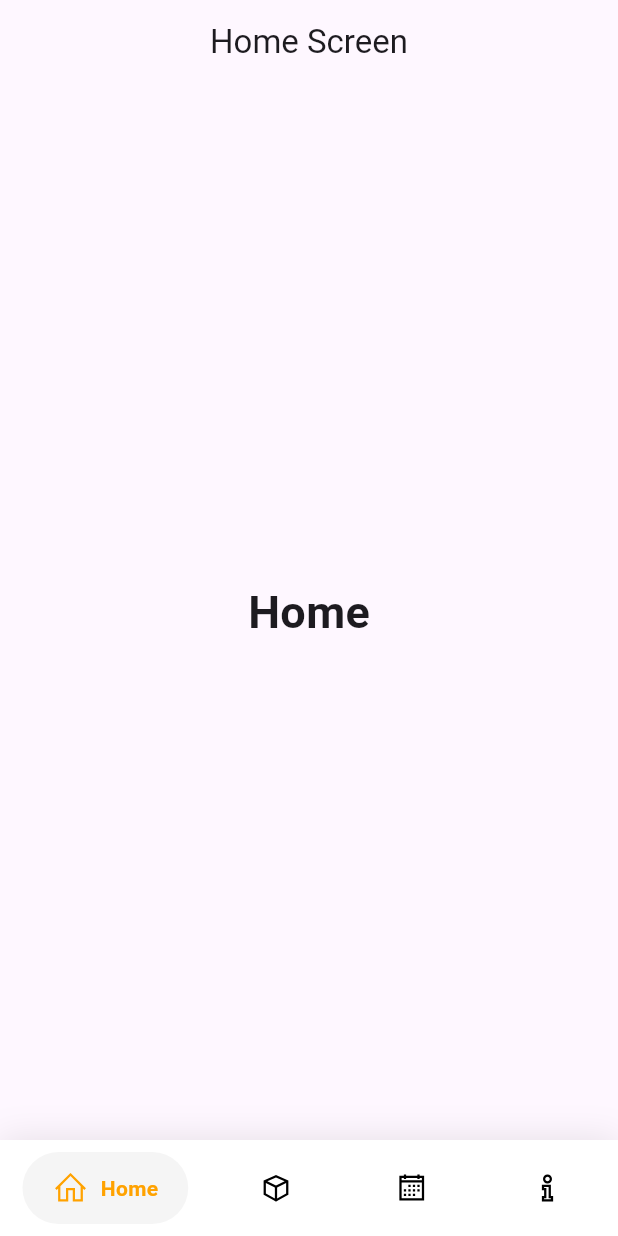
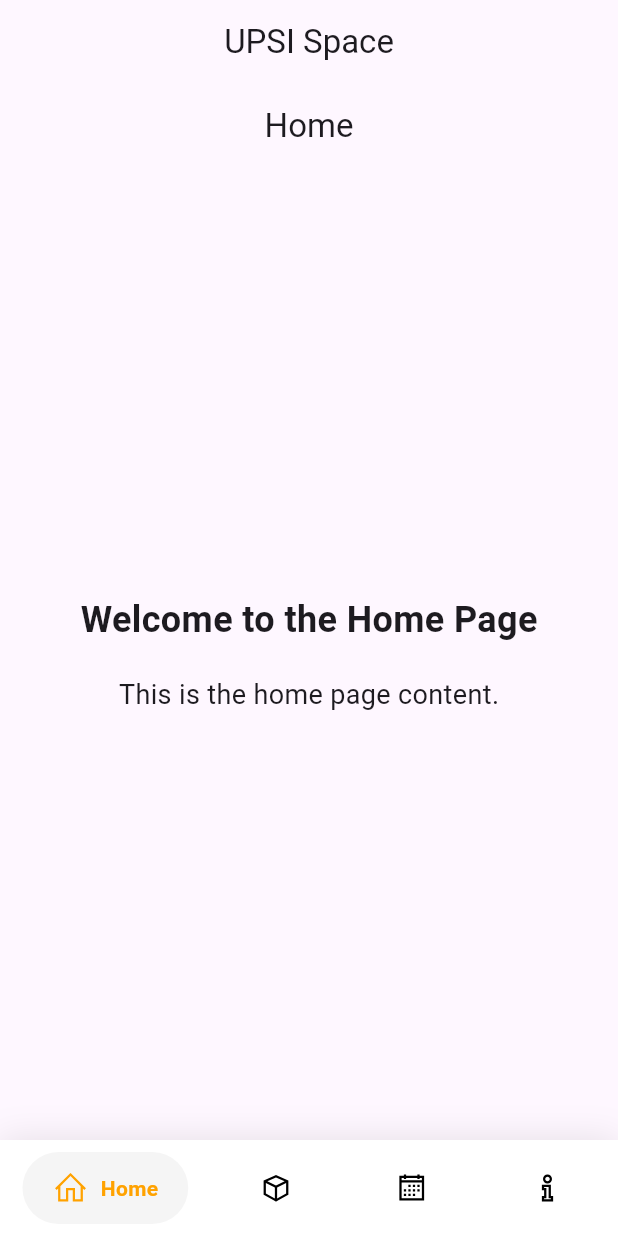
Before and after one commit to dylaascreate/sbma, a Flutter app: the screen it shows after launch, on a phone screen of 412 x 824 dp. Run offline on Flutter 3.47's test engine with Material 3 defaults, Android fonts, the phone set to English and light mode, and no system bars; drawn by our look-alikes of google_nav_bar; our stand-ins replace line_icons; Roboto replaces fonts that are missing (Poppins).

Commit message:
add new page

```diff
--- /dev/null
+++ b/lib/home.dart
@@ -0,0 +1,31 @@
+import 'package:flutter/material.dart';
+
+class HomePage extends StatelessWidget {
+  const HomePage({super.key});
+
+  @override
+  Widget build(BuildContext context) {
+    return Scaffold(
+      appBar: AppBar(
+        title: const Text('Home'),
+        centerTitle: true,
+      ),
+      body: Center(
+        child: Column(
+          mainAxisAlignment: MainAxisAlignment.center,
+          children: const <Widget>[
+            Text(
+              'Welcome to the Home Page',
+              style: TextStyle(fontSize: 24, fontWeight: FontWeight.bold),
+            ),
+            SizedBox(height: 20),
+            Text(
+              'This is the home page content.',
+              style: TextStyle(fontSize: 18),
+            ),
+          ],
+        ),
+      ),
+    );
+  }
+}
--- a/lib/home_screen.dart
+++ b/lib/home_screen.dart
@@ -1,6 +1,10 @@
 import 'package:flutter/material.dart';
 import 'package:google_nav_bar/google_nav_bar.dart';
 import 'package:line_icons/line_icons.dart';
+import 'package:sbma_space_booking_mobile_app/about.dart';
+import 'package:sbma_space_booking_mobile_app/booking.dart';
+import 'package:sbma_space_booking_mobile_app/home.dart';
+import 'package:sbma_space_booking_mobile_app/space.dart';
 
 class HomeScreen extends StatefulWidget {
   const HomeScreen({super.key});
@@ -15,22 +19,31 @@ class _HomeScreenState extends State<HomeScreen> {
   static const TextStyle optionStyle =
       TextStyle(fontSize: 30, fontWeight: FontWeight.bold);
 
-  static const List<Widget> _widgetOptions = <Widget>[
-    Text('Home', style: optionStyle),
-    Text('Spaces', style: optionStyle),
-    Text('Bookings', style: optionStyle),
-    Text('About', style: optionStyle),
-  ];
+  // static const List<Widget> _widgetOptions = <Widget>[
+  //   Text('Home', style: optionStyle),
+  //   Text('Spaces', style: optionStyle),
+  //   Text('Bookings', style: optionStyle),
+  //   Text('About', style: optionStyle),
+  // ];
+
+final List<Widget> _pages = const [
+    HomePage(),
+    SpacesPage(),
+    BookingsPage(),
+    AboutPage(),
+];
+
 
   @override
   Widget build(BuildContext context) {
     return Scaffold(
       appBar: AppBar(
-        title: const Text('Home Screen'),
+        title: const Text('UPSI Space'),
         centerTitle: true,
       ),
-      body: Center(
-        child: _widgetOptions.elementAt(_selectedIndex),
+      body: IndexedStack(
+        index: _selectedIndex,
+        children: _pages,
       ),
       bottomNavigationBar: Container(
         decoration: BoxDecoration(
@@ -72,12 +85,17 @@ class _HomeScreenState extends State<HomeScreen> {
                   text: 'About',
                 ),
               ],
-              selectedIndex: _selectedIndex,
+              // selectedIndex: _selectedIndex,
+              // onTabChange: (index) {
+              //   setState(() {
+              //     _selectedIndex = index;
+              //   });
+              // },
               onTabChange: (index) {
-                setState(() {
-                  _selectedIndex = index;
-                });
+                setState(() => _selectedIndex = index);
               },
+
+
             ),
           ),
         ),
```
Also changed, not shown: lib/about.dart (added, +31 -0 lines), lib/booking.dart (added, +31 -0 lines), lib/space.dart (added, +31 -0 lines), pubspec.yaml (+15 -14 lines), pubspec.lock.
